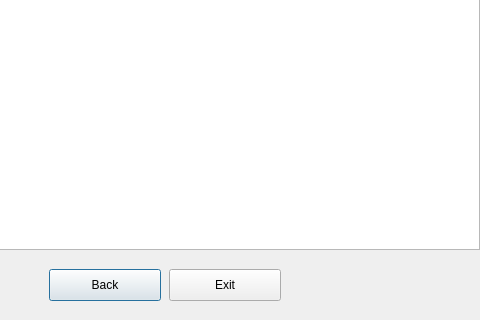
Old version of the form GUI/adminUserinfo.ui in the repository addinedu-ros-8th/iot-repo-6; both pictures show x 171 to 651 and y 201 to 521 of the 651 by 521 pixel window.
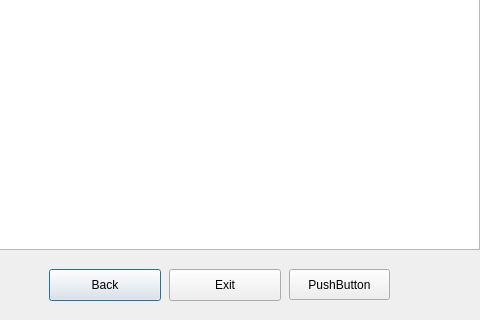
New version of the form.

The edit to the form file:
```diff
--- a/GUI/adminUserinfo.ui
+++ b/GUI/adminUserinfo.ui
@@ -62,6 +62,19 @@
     <string>Exit</string>
    </property>
   </widget>
+  <widget class="QPushButton" name="detailButton">
+   <property name="geometry">
+    <rect>
+     <x>460</x>
+     <y>470</y>
+     <width>101</width>
+     <height>31</height>
+    </rect>
+   </property>
+   <property name="text">
+    <string>PushButton</string>
+   </property>
+  </widget>
  </widget>
  <resources/>
  <connections/>
```
